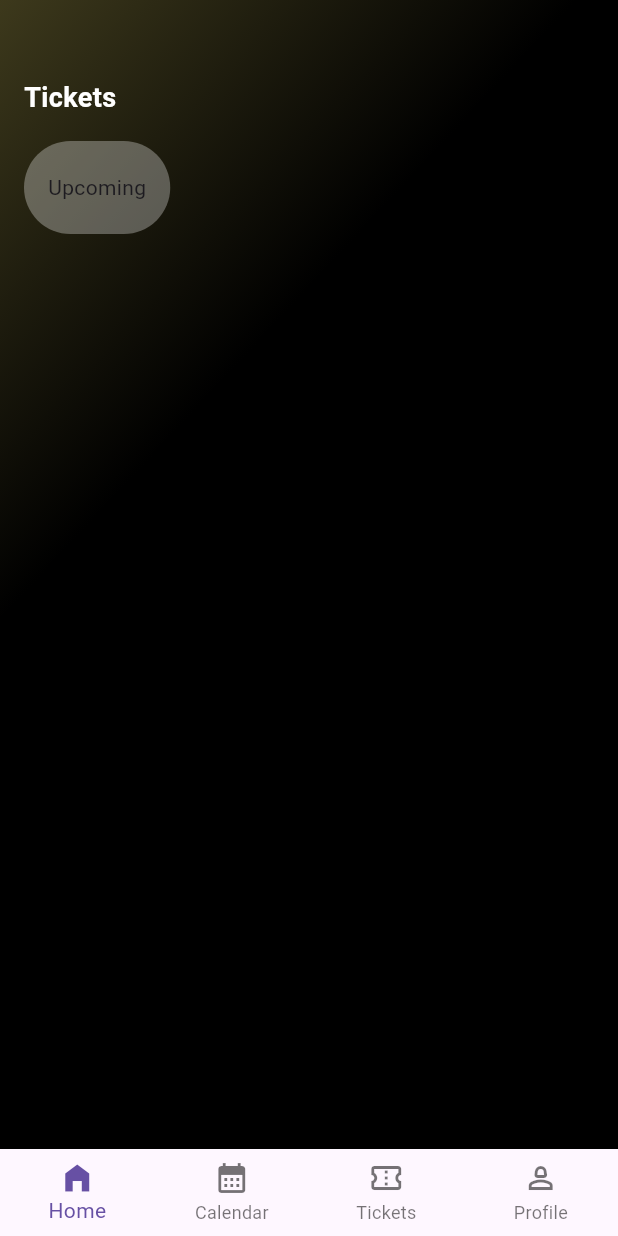
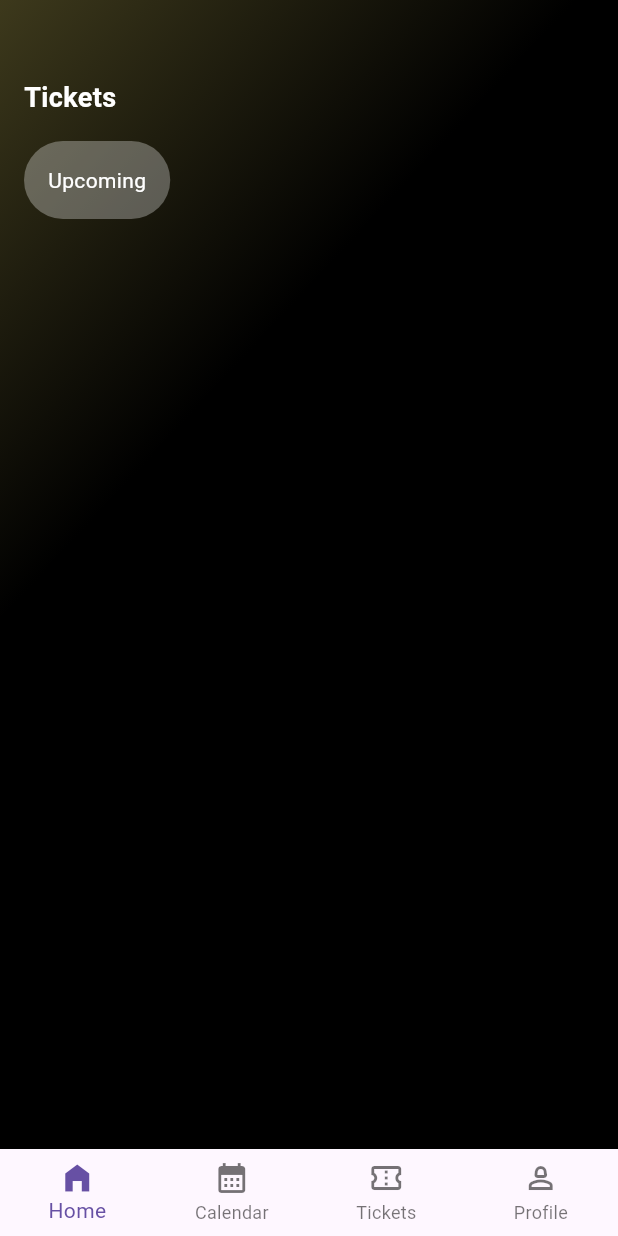
Before and after one commit to JAICHANGPARK/flutter_notebook_chapter_43, a Flutter app: the EventHomePage screen opened directly, on a phone screen of 412 x 824 dp. Run offline on Flutter 3.47's test engine with Material 3 defaults, Android fonts, the phone set to English and light mode, and no system bars; our stand-ins replace gap, hugeicons, percent_indicator.

Commit message:
Update event_home_page.dart

```diff
--- a/lib/ep2186_event_app/ui/event_home_page.dart
+++ b/lib/ep2186_event_app/ui/event_home_page.dart
@@ -45,17 +45,22 @@ class _EventHomePageState extends State<EventHomePage> {
                     ),
                   ),
                   SizedBox(
-                    height: 62,
+                    height: 52,
                     child: ListView(
                       scrollDirection: Axis.horizontal,
                       children: [
                         Container(
-                          decoration: ShapeDecoration(
-                            shape: StadiumBorder(),
-                            color: Colors.white.withValues(alpha: .3)
+                          decoration:
+                              ShapeDecoration(shape: StadiumBorder(), color: Colors.white.withValues(alpha: .3)),
+                          padding: EdgeInsets.symmetric(horizontal: 16),
+                          child: Center(
+                            child: Text(
+                              "Upcoming",
+                              style: TextStyle(
+                                color: Colors.white,
+                              ),
+                            ),
                           ),
-                          padding: EdgeInsets.symmetric(horizontal: 16),
-                          child: Center(child: Text("Upcoming")),
                         )
                       ],
                     ),
```
